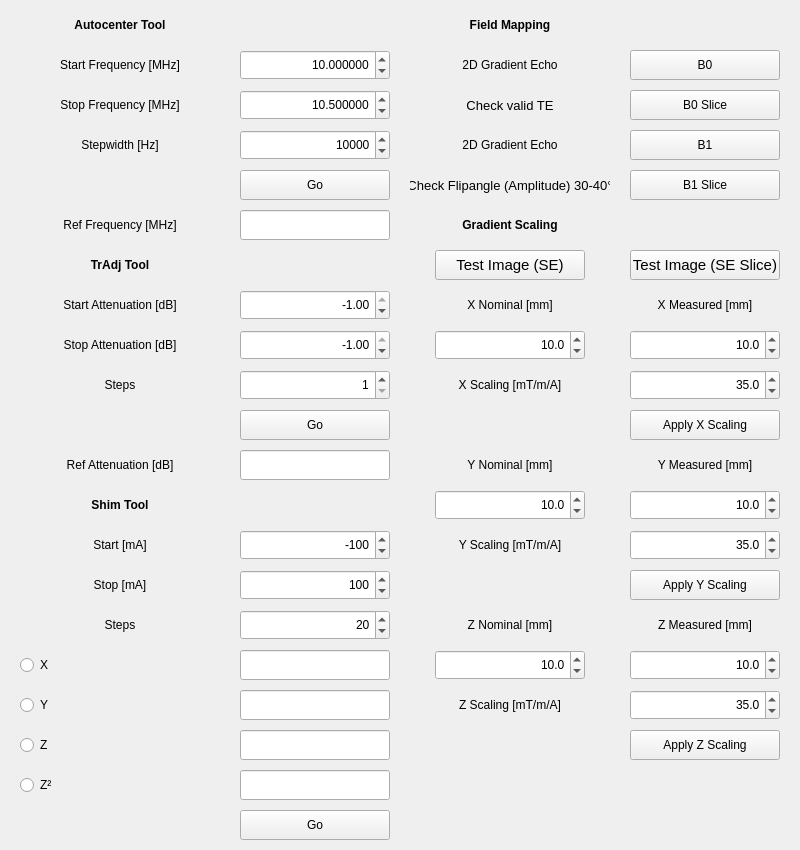
Above: Applications/relax2/ui/tools.ui from OpenMRI/ocra before the change. Below: the same form after it.
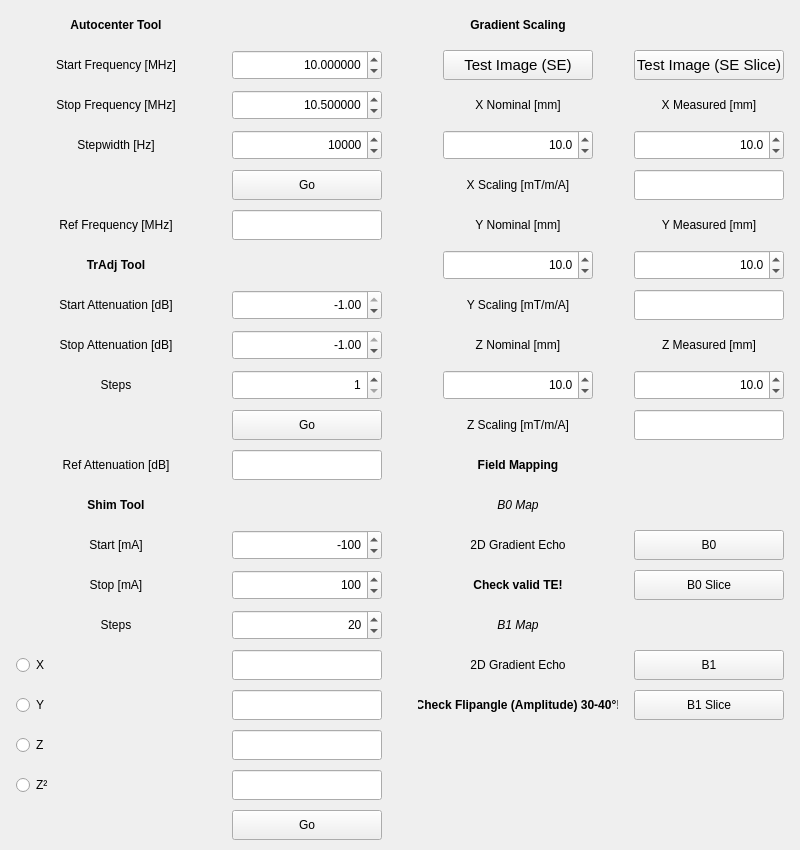
That is the form after the change.

```diff
--- a/Applications/relax2/ui/tools.ui
+++ b/Applications/relax2/ui/tools.ui
@@ -50,8 +50,8 @@
     <property name="spacing">
      <number>5</number>
     </property>
-    <item row="11" column="3">
-     <widget class="QLabel" name="label_20">
+    <item row="1" column="4">
+     <widget class="QPushButton" name="Field_Map_Gradient_Slice_pushButton">
       <property name="minimumSize">
        <size>
         <width>150</width>
@@ -64,38 +64,21 @@
         <height>30</height>
        </size>
       </property>
-      <property name="text">
-       <string>Y Measured [mm]</string>
+      <property name="font">
+       <font>
+        <pointsize>11</pointsize>
+       </font>
       </property>
-      <property name="alignment">
-       <set>Qt::AlignCenter</set>
-      </property>
-     </widget>
-    </item>
-    <item row="18" column="3">
-     <widget class="QPushButton" name="Apply_ZScaling_pushButton">
-      <property name="minimumSize">
-       <size>
-        <width>150</width>
-        <height>30</height>
-       </size>
-      </property>
-      <property name="maximumSize">
-       <size>
-        <width>150</width>
-        <height>30</height>
-       </size>
-      </property>
       <property name="text">
-       <string>Apply Z Scaling</string>
+       <string>Test Image (SE Slice)</string>
       </property>
       <property name="autoDefault">
        <bool>false</bool>
       </property>
      </widget>
     </item>
-    <item row="13" column="2">
-     <widget class="QLabel" name="label_24">
+    <item row="8" column="0">
+     <widget class="QLabel" name="label_2">
       <property name="minimumSize">
        <size>
         <width>200</width>
@@ -109,29 +92,7 @@
        </size>
       </property>
       <property name="text">
-       <string>Y Scaling [mT/m/A]</string>
-      </property>
-      <property name="alignment">
-       <set>Qt::AlignCenter</set>
-      </property>
-     </widget>
-    </item>
-    <item row="11" column="2">
-     <widget class="QLabel" name="label_19">
-      <property name="minimumSize">
-       <size>
-        <width>200</width>
-        <height>30</height>
-       </size>
-      </property>
-      <property name="maximumSize">
-       <size>
-        <width>200</width>
-        <height>30</height>
-       </size>
-      </property>
-      <property name="text">
-       <string>Y Nominal [mm]</string>
+       <string>Stop Attenuation [dB]</string>
       </property>
       <property name="alignment">
        <set>Qt::AlignCenter</set>
@@ -288,28 +249,6 @@
       </property>
      </widget>
     </item>
-    <item row="8" column="0">
-     <widget class="QLabel" name="label_2">
-      <property name="minimumSize">
-       <size>
-        <width>200</width>
-        <height>30</height>
-       </size>
-      </property>
-      <property name="maximumSize">
-       <size>
-        <width>200</width>
-        <height>30</height>
-       </size>
-      </property>
-      <property name="text">
-       <string>Stop Attenuation [dB]</string>
-      </property>
-      <property name="alignment">
-       <set>Qt::AlignCenter</set>
-      </property>
-     </widget>
-    </item>
     <item row="8" column="1">
      <widget class="QDoubleSpinBox" name="FA_Stop_Attenuation_doubleSpinBox">
       <property name="minimumSize">
@@ -781,6 +720,9 @@
       <property name="alignment">
        <set>Qt::AlignRight|Qt::AlignTrailing|Qt::AlignVCenter</set>
       </property>
+      <property name="readOnly">
+       <bool>true</bool>
+      </property>
      </widget>
     </item>
     <item row="14" column="1">
@@ -956,6 +898,9 @@
       <property name="alignment">
        <set>Qt::AlignRight|Qt::AlignTrailing|Qt::AlignVCenter</set>
       </property>
+      <property name="readOnly">
+       <bool>true</bool>
+      </property>
      </widget>
     </item>
     <item row="18" column="1">
@@ -975,6 +920,9 @@
       <property name="alignment">
        <set>Qt::AlignRight|Qt::AlignTrailing|Qt::AlignVCenter</set>
       </property>
+      <property name="readOnly">
+       <bool>true</bool>
+      </property>
      </widget>
     </item>
     <item row="19" column="1">
@@ -994,10 +942,29 @@
       <property name="alignment">
        <set>Qt::AlignRight|Qt::AlignTrailing|Qt::AlignVCenter</set>
       </property>
+      <property name="readOnly">
+       <bool>true</bool>
+      </property>
      </widget>
     </item>
-    <item row="0" column="2">
-     <widget class="QLabel" name="label_15">
+    <item row="1" column="2">
+     <spacer name="horizontalSpacer">
+      <property name="orientation">
+       <enum>Qt::Horizontal</enum>
+      </property>
+      <property name="sizeType">
+       <enum>QSizePolicy::Fixed</enum>
+      </property>
+      <property name="sizeHint" stdset="0">
+       <size>
+        <width>20</width>
+        <height>20</height>
+       </size>
+      </property>
+     </spacer>
+    </item>
+    <item row="0" column="3">
+     <widget class="QLabel" name="label_16">
       <property name="minimumSize">
        <size>
         <width>200</width>
@@ -1017,15 +984,20 @@
        </font>
       </property>
       <property name="text">
-       <string>Field Mapping</string>
+       <string>Gradient Scaling</string>
       </property>
       <property name="alignment">
        <set>Qt::AlignCenter</set>
       </property>
      </widget>
     </item>
-    <item row="16" column="3">
-     <widget class="QDoubleSpinBox" name="GradientScaling_ZMeasured_doubleSpinBox">
+    <item row="1" column="3">
+     <layout class="QHBoxLayout" name="horizontalLayout_3">
+      <property name="spacing">
+       <number>0</number>
+      </property>
+      <item>
+       <widget class="QPushButton" name="Field_Map_Gradient_pushButton">
       <property name="minimumSize">
        <size>
         <width>150</width>
@@ -1038,46 +1010,44 @@
         <height>30</height>
        </size>
       </property>
-      <property name="alignment">
-       <set>Qt::AlignRight|Qt::AlignTrailing|Qt::AlignVCenter</set>
-      </property>
-      <property name="decimals">
-       <number>1</number>
-      </property>
-      <property name="maximum">
-       <double>1000.000000000000000</double>
-      </property>
-      <property name="singleStep">
-       <double>0.100000000000000</double>
-      </property>
-      <property name="value">
-       <double>10.000000000000000</double>
-      </property>
-     </widget>
-    </item>
-    <item row="15" column="3">
-     <widget class="QLabel" name="label_22">
+        <property name="font">
+         <font>
+          <pointsize>11</pointsize>
+         </font>
+        </property>
+        <property name="text">
+         <string>Test Image (SE)</string>
+        </property>
+        <property name="autoDefault">
+         <bool>false</bool>
+        </property>
+       </widget>
+      </item>
+     </layout>
+    </item>
+    <item row="2" column="3">
+     <widget class="QLabel" name="label_17">
       <property name="minimumSize">
        <size>
-        <width>150</width>
+        <width>200</width>
         <height>30</height>
        </size>
       </property>
       <property name="maximumSize">
        <size>
-        <width>150</width>
+        <width>200</width>
         <height>30</height>
        </size>
       </property>
       <property name="text">
-       <string>Z Measured [mm]</string>
+       <string>X Nominal [mm]</string>
       </property>
       <property name="alignment">
        <set>Qt::AlignCenter</set>
       </property>
      </widget>
     </item>
-    <item row="7" column="3">
+    <item row="2" column="4">
      <widget class="QLabel" name="label_18">
       <property name="minimumSize">
        <size>
@@ -1099,178 +1069,7 @@
       </property>
      </widget>
     </item>
-    <item row="12" column="2">
-     <layout class="QHBoxLayout" name="horizontalLayout_6">
-      <property name="spacing">
-       <number>0</number>
-      </property>
-      <item>
-       <widget class="QDoubleSpinBox" name="GradientScaling_YNominal_doubleSpinBox">
-        <property name="minimumSize">
-         <size>
-          <width>150</width>
-          <height>30</height>
-         </size>
-        </property>
-        <property name="maximumSize">
-         <size>
-          <width>150</width>
-          <height>30</height>
-         </size>
-        </property>
-        <property name="alignment">
-         <set>Qt::AlignRight|Qt::AlignTrailing|Qt::AlignVCenter</set>
-        </property>
-        <property name="decimals">
-         <number>1</number>
-        </property>
-        <property name="maximum">
-         <double>1000.000000000000000</double>
-        </property>
-        <property name="singleStep">
-         <double>0.100000000000000</double>
-        </property>
-        <property name="value">
-         <double>10.000000000000000</double>
-        </property>
-       </widget>
-      </item>
-     </layout>
-    </item>
-    <item row="17" column="2">
-     <widget class="QLabel" name="label_25">
-      <property name="minimumSize">
-       <size>
-        <width>200</width>
-        <height>30</height>
-       </size>
-      </property>
-      <property name="maximumSize">
-       <size>
-        <width>200</width>
-        <height>30</height>
-       </size>
-      </property>
-      <property name="text">
-       <string>Z Scaling [mT/m/A]</string>
-      </property>
-      <property name="alignment">
-       <set>Qt::AlignCenter</set>
-      </property>
-     </widget>
-    </item>
-    <item row="12" column="3">
-     <widget class="QDoubleSpinBox" name="GradientScaling_YMeasured_doubleSpinBox">
-      <property name="minimumSize">
-       <size>
-        <width>150</width>
-        <height>30</height>
-       </size>
-      </property>
-      <property name="maximumSize">
-       <size>
-        <width>150</width>
-        <height>30</height>
-       </size>
-      </property>
-      <property name="alignment">
-       <set>Qt::AlignRight|Qt::AlignTrailing|Qt::AlignVCenter</set>
-      </property>
-      <property name="decimals">
-       <number>1</number>
-      </property>
-      <property name="maximum">
-       <double>1000.000000000000000</double>
-      </property>
-      <property name="singleStep">
-       <double>0.100000000000000</double>
-      </property>
-      <property name="value">
-       <double>10.000000000000000</double>
-      </property>
-     </widget>
-    </item>
-    <item row="9" column="3">
-     <widget class="QDoubleSpinBox" name="Gradient_XScaling_doubleSpinBox">
-      <property name="minimumSize">
-       <size>
-        <width>150</width>
-        <height>30</height>
-       </size>
-      </property>
-      <property name="maximumSize">
-       <size>
-        <width>150</width>
-        <height>30</height>
-       </size>
-      </property>
-      <property name="alignment">
-       <set>Qt::AlignRight|Qt::AlignTrailing|Qt::AlignVCenter</set>
-      </property>
-      <property name="decimals">
-       <number>1</number>
-      </property>
-      <property name="maximum">
-       <double>300.000000000000000</double>
-      </property>
-      <property name="singleStep">
-       <double>0.100000000000000</double>
-      </property>
-      <property name="value">
-       <double>35.000000000000000</double>
-      </property>
-     </widget>
-    </item>
-    <item row="6" column="3">
-     <widget class="QPushButton" name="Field_Map_Gradient_Slice_pushButton">
-      <property name="minimumSize">
-       <size>
-        <width>150</width>
-        <height>30</height>
-       </size>
-      </property>
-      <property name="maximumSize">
-       <size>
-        <width>150</width>
-        <height>30</height>
-       </size>
-      </property>
-      <property name="font">
-       <font>
-        <pointsize>11</pointsize>
-       </font>
-      </property>
-      <property name="text">
-       <string>Test Image (SE Slice)</string>
-      </property>
-      <property name="autoDefault">
-       <bool>false</bool>
-      </property>
-     </widget>
-    </item>
-    <item row="10" column="3">
-     <widget class="QPushButton" name="Apply_XScaling_pushButton">
-      <property name="minimumSize">
-       <size>
-        <width>150</width>
-        <height>30</height>
-       </size>
-      </property>
-      <property name="maximumSize">
-       <size>
-        <width>150</width>
-        <height>30</height>
-       </size>
-      </property>
-      <property name="text">
-       <string>Apply X Scaling</string>
-      </property>
-      <property name="autoDefault">
-       <bool>false</bool>
-      </property>
-     </widget>
-    </item>
-    <item row="8" column="2">
+    <item row="3" column="3">
      <layout class="QHBoxLayout" name="horizontalLayout_4">
       <property name="spacing">
        <number>0</number>
@@ -1308,7 +1107,7 @@
       </item>
      </layout>
     </item>
-    <item row="8" column="3">
+    <item row="3" column="4">
      <widget class="QDoubleSpinBox" name="GradientScaling_XMeasured_doubleSpinBox">
       <property name="minimumSize">
        <size>
@@ -1339,8 +1138,8 @@
       </property>
      </widget>
     </item>
-    <item row="17" column="3">
-     <widget class="QDoubleSpinBox" name="Gradient_ZScaling_doubleSpinBox">
+    <item row="4" column="4">
+     <widget class="QLineEdit" name="Gradient_XScaling_lineEdit">
       <property name="minimumSize">
        <size>
         <width>150</width>
@@ -1356,43 +1155,12 @@
       <property name="alignment">
        <set>Qt::AlignRight|Qt::AlignTrailing|Qt::AlignVCenter</set>
       </property>
-      <property name="decimals">
-       <number>1</number>
+      <property name="readOnly">
+       <bool>true</bool>
       </property>
-      <property name="maximum">
-       <double>300.000000000000000</double>
-      </property>
-      <property name="singleStep">
-       <double>0.100000000000000</double>
-      </property>
-      <property name="value">
-       <double>35.000000000000000</double>
-      </property>
      </widget>
     </item>
-    <item row="15" column="2">
-     <widget class="QLabel" name="label_21">
-      <property name="minimumSize">
-       <size>
-        <width>200</width>
-        <height>30</height>
-       </size>
-      </property>
-      <property name="maximumSize">
-       <size>
-        <width>150</width>
-        <height>30</height>
-       </size>
-      </property>
-      <property name="text">
-       <string>Z Nominal [mm]</string>
-      </property>
-      <property name="alignment">
-       <set>Qt::AlignCenter</set>
-      </property>
-     </widget>
-    </item>
-    <item row="9" column="2">
+    <item row="4" column="3">
      <widget class="QLabel" name="label_23">
       <property name="minimumSize">
        <size>
@@ -1414,10 +1182,32 @@
       </property>
      </widget>
     </item>
-    <item row="14" column="3">
-     <widget class="QPushButton" name="Apply_YScaling_pushButton">
+    <item row="5" column="3">
+     <widget class="QLabel" name="label_19">
       <property name="minimumSize">
        <size>
+        <width>200</width>
+        <height>30</height>
+       </size>
+      </property>
+      <property name="maximumSize">
+       <size>
+        <width>200</width>
+        <height>30</height>
+       </size>
+      </property>
+      <property name="text">
+       <string>Y Nominal [mm]</string>
+      </property>
+      <property name="alignment">
+       <set>Qt::AlignCenter</set>
+      </property>
+     </widget>
+    </item>
+    <item row="5" column="4">
+     <widget class="QLabel" name="label_20">
+      <property name="minimumSize">
+       <size>
         <width>150</width>
         <height>30</height>
        </size>
@@ -1429,17 +1219,108 @@
        </size>
       </property>
       <property name="text">
-       <string>Apply Y Scaling</string>
+       <string>Y Measured [mm]</string>
       </property>
-      <property name="autoDefault">
-       <bool>false</bool>
+      <property name="alignment">
+       <set>Qt::AlignCenter</set>
       </property>
      </widget>
     </item>
-    <item row="7" column="2">
-     <widget class="QLabel" name="label_17">
+    <item row="6" column="3">
+     <layout class="QHBoxLayout" name="horizontalLayout_6">
+      <property name="spacing">
+       <number>0</number>
+      </property>
+      <item>
+       <widget class="QDoubleSpinBox" name="GradientScaling_YNominal_doubleSpinBox">
       <property name="minimumSize">
        <size>
+          <width>150</width>
+          <height>30</height>
+         </size>
+        </property>
+        <property name="maximumSize">
+         <size>
+          <width>150</width>
+          <height>30</height>
+         </size>
+        </property>
+        <property name="alignment">
+         <set>Qt::AlignRight|Qt::AlignTrailing|Qt::AlignVCenter</set>
+        </property>
+        <property name="decimals">
+         <number>1</number>
+        </property>
+        <property name="maximum">
+         <double>1000.000000000000000</double>
+        </property>
+        <property name="singleStep">
+         <double>0.100000000000000</double>
+        </property>
+        <property name="value">
+         <double>10.000000000000000</double>
+        </property>
+       </widget>
+      </item>
+     </layout>
+    </item>
+    <item row="6" column="4">
+     <widget class="QDoubleSpinBox" name="GradientScaling_YMeasured_doubleSpinBox">
+      <property name="minimumSize">
+       <size>
+        <width>150</width>
+        <height>30</height>
+       </size>
+      </property>
+      <property name="maximumSize">
+       <size>
+        <width>150</width>
+        <height>30</height>
+       </size>
+      </property>
+      <property name="alignment">
+       <set>Qt::AlignRight|Qt::AlignTrailing|Qt::AlignVCenter</set>
+      </property>
+      <property name="decimals">
+       <number>1</number>
+      </property>
+      <property name="maximum">
+       <double>1000.000000000000000</double>
+      </property>
+      <property name="singleStep">
+       <double>0.100000000000000</double>
+      </property>
+      <property name="value">
+       <double>10.000000000000000</double>
+      </property>
+     </widget>
+    </item>
+    <item row="7" column="4">
+     <widget class="QLineEdit" name="Gradient_YScaling_lineEdit">
+      <property name="minimumSize">
+       <size>
+        <width>150</width>
+        <height>30</height>
+       </size>
+      </property>
+      <property name="maximumSize">
+       <size>
+        <width>150</width>
+        <height>30</height>
+       </size>
+      </property>
+      <property name="alignment">
+       <set>Qt::AlignRight|Qt::AlignTrailing|Qt::AlignVCenter</set>
+      </property>
+      <property name="readOnly">
+       <bool>true</bool>
+      </property>
+     </widget>
+    </item>
+    <item row="7" column="3">
+     <widget class="QLabel" name="label_24">
+      <property name="minimumSize">
+       <size>
         <width>200</width>
         <height>30</height>
        </size>
@@ -1451,14 +1332,58 @@
        </size>
       </property>
       <property name="text">
-       <string>X Nominal [mm]</string>
+       <string>Y Scaling [mT/m/A]</string>
       </property>
       <property name="alignment">
        <set>Qt::AlignCenter</set>
       </property>
      </widget>
     </item>
-    <item row="16" column="2">
+    <item row="8" column="3">
+     <widget class="QLabel" name="label_21">
+      <property name="minimumSize">
+       <size>
+        <width>200</width>
+        <height>30</height>
+       </size>
+      </property>
+      <property name="maximumSize">
+       <size>
+        <width>150</width>
+        <height>30</height>
+       </size>
+      </property>
+      <property name="text">
+       <string>Z Nominal [mm]</string>
+      </property>
+      <property name="alignment">
+       <set>Qt::AlignCenter</set>
+      </property>
+     </widget>
+    </item>
+    <item row="8" column="4">
+     <widget class="QLabel" name="label_22">
+      <property name="minimumSize">
+       <size>
+        <width>150</width>
+        <height>30</height>
+       </size>
+      </property>
+      <property name="maximumSize">
+       <size>
+        <width>150</width>
+        <height>30</height>
+       </size>
+      </property>
+      <property name="text">
+       <string>Z Measured [mm]</string>
+      </property>
+      <property name="alignment">
+       <set>Qt::AlignCenter</set>
+      </property>
+     </widget>
+    </item>
+    <item row="9" column="3">
      <layout class="QHBoxLayout" name="horizontalLayout_8">
       <property name="spacing">
        <number>0</number>
@@ -1496,8 +1421,8 @@
       </item>
      </layout>
     </item>
-    <item row="13" column="3">
-     <widget class="QDoubleSpinBox" name="Gradient_YScaling_doubleSpinBox">
+    <item row="9" column="4">
+     <widget class="QDoubleSpinBox" name="GradientScaling_ZMeasured_doubleSpinBox">
       <property name="minimumSize">
        <size>
         <width>150</width>
@@ -1517,23 +1442,18 @@
        <number>1</number>
       </property>
       <property name="maximum">
-       <double>300.000000000000000</double>
+       <double>1000.000000000000000</double>
       </property>
       <property name="singleStep">
        <double>0.100000000000000</double>
       </property>
       <property name="value">
-       <double>35.000000000000000</double>
+       <double>10.000000000000000</double>
       </property>
      </widget>
     </item>
-    <item row="6" column="2">
-     <layout class="QHBoxLayout" name="horizontalLayout_3">
-      <property name="spacing">
-       <number>0</number>
-      </property>
-      <item>
-       <widget class="QPushButton" name="Field_Map_Gradient_pushButton">
+    <item row="10" column="4">
+     <widget class="QLineEdit" name="Gradient_ZScaling_lineEdit">
         <property name="minimumSize">
          <size>
           <width>150</width>
@@ -1546,23 +1466,38 @@
           <height>30</height>
          </size>
         </property>
-        <property name="font">
-         <font>
-          <pointsize>11</pointsize>
-         </font>
-        </property>
+      <property name="alignment">
+       <set>Qt::AlignRight|Qt::AlignTrailing|Qt::AlignVCenter</set>
+      </property>
+      <property name="readOnly">
+       <bool>true</bool>
+      </property>
+     </widget>
+    </item>
+    <item row="10" column="3">
+     <widget class="QLabel" name="label_25">
+      <property name="minimumSize">
+       <size>
+        <width>200</width>
+        <height>30</height>
+       </size>
+      </property>
+      <property name="maximumSize">
+       <size>
+        <width>200</width>
+        <height>30</height>
+       </size>
+      </property>
         <property name="text">
-         <string>Test Image (SE)</string>
-        </property>
-        <property name="autoDefault">
-         <bool>false</bool>
+       <string>Z Scaling [mT/m/A]</string>
+      </property>
+      <property name="alignment">
+       <set>Qt::AlignCenter</set>
         </property>
        </widget>
       </item>
-     </layout>
-    </item>
-    <item row="5" column="2">
-     <widget class="QLabel" name="label_16">
+    <item row="11" column="3">
+     <widget class="QLabel" name="label_15">
       <property name="minimumSize">
        <size>
         <width>200</width>
@@ -1582,36 +1517,43 @@
        </font>
       </property>
       <property name="text">
-       <string>Gradient Scaling</string>
+       <string>Field Mapping</string>
       </property>
       <property name="alignment">
        <set>Qt::AlignCenter</set>
       </property>
      </widget>
     </item>
-    <item row="4" column="3">
-     <widget class="QPushButton" name="Field_Map_B1_Slice_pushButton">
+    <item row="14" column="3">
+     <widget class="QLabel" name="label_27">
       <property name="minimumSize">
        <size>
-        <width>150</width>
+        <width>200</width>
         <height>30</height>
        </size>
       </property>
       <property name="maximumSize">
        <size>
-        <width>150</width>
+        <width>200</width>
         <height>30</height>
        </size>
       </property>
+      <property name="font">
+       <font>
+        <pointsize>9</pointsize>
+        <weight>75</weight>
+        <bold>true</bold>
+       </font>
+      </property>
       <property name="text">
-       <string>B1 Slice</string>
+       <string>Check valid TE!</string>
       </property>
-      <property name="autoDefault">
-       <bool>false</bool>
+      <property name="alignment">
+       <set>Qt::AlignCenter</set>
       </property>
      </widget>
     </item>
-    <item row="2" column="3">
+    <item row="14" column="4">
      <widget class="QPushButton" name="Field_Map_B0_Slice_pushButton">
       <property name="minimumSize">
        <size>
@@ -1633,7 +1575,7 @@
       </property>
      </widget>
     </item>
-    <item row="1" column="3">
+    <item row="13" column="4">
      <widget class="QPushButton" name="Field_Map_B0_pushButton">
       <property name="minimumSize">
        <size>
@@ -1655,7 +1597,7 @@
       </property>
      </widget>
     </item>
-    <item row="1" column="2">
+    <item row="13" column="3">
      <widget class="QLabel" name="label_26">
       <property name="minimumSize">
        <size>
@@ -1677,8 +1619,8 @@
       </property>
      </widget>
     </item>
-    <item row="2" column="2">
-     <widget class="QLabel" name="label_27">
+    <item row="12" column="3">
+     <widget class="QLabel" name="label_30">
       <property name="minimumSize">
        <size>
         <width>200</width>
@@ -1693,40 +1635,45 @@
       </property>
       <property name="font">
        <font>
-        <pointsize>10</pointsize>
+        <italic>true</italic>
        </font>
       </property>
       <property name="text">
-       <string>Check valid TE</string>
+       <string>B0 Map</string>
       </property>
       <property name="alignment">
        <set>Qt::AlignCenter</set>
       </property>
      </widget>
     </item>
-    <item row="3" column="3">
-     <widget class="QPushButton" name="Field_Map_B1_pushButton">
+    <item row="15" column="3">
+     <widget class="QLabel" name="label_31">
       <property name="minimumSize">
        <size>
-        <width>150</width>
+        <width>200</width>
         <height>30</height>
        </size>
       </property>
       <property name="maximumSize">
        <size>
-        <width>150</width>
+        <width>200</width>
         <height>30</height>
        </size>
       </property>
+      <property name="font">
+       <font>
+        <italic>true</italic>
+       </font>
+      </property>
       <property name="text">
-       <string>B1</string>
+       <string>B1 Map</string>
       </property>
-      <property name="autoDefault">
-       <bool>false</bool>
+      <property name="alignment">
+       <set>Qt::AlignCenter</set>
       </property>
      </widget>
     </item>
-    <item row="3" column="2">
+    <item row="16" column="3">
      <widget class="QLabel" name="label_28">
       <property name="minimumSize">
        <size>
@@ -1748,7 +1695,7 @@
       </property>
      </widget>
     </item>
-    <item row="4" column="2">
+    <item row="17" column="3">
      <widget class="QLabel" name="label_29">
       <property name="minimumSize">
        <size>
@@ -1764,17 +1711,63 @@
       </property>
       <property name="font">
        <font>
-        <pointsize>10</pointsize>
+        <pointsize>9</pointsize>
+        <weight>75</weight>
+        <bold>true</bold>
        </font>
       </property>
       <property name="text">
-       <string>Check Flipangle (Amplitude) 30-40°</string>
+       <string>Check Flipangle (Amplitude) 30-40°!</string>
       </property>
       <property name="alignment">
        <set>Qt::AlignCenter</set>
       </property>
      </widget>
     </item>
+    <item row="16" column="4">
+     <widget class="QPushButton" name="Field_Map_B1_pushButton">
+      <property name="minimumSize">
+       <size>
+        <width>150</width>
+        <height>30</height>
+       </size>
+      </property>
+      <property name="maximumSize">
+       <size>
+        <width>150</width>
+        <height>30</height>
+       </size>
+      </property>
+      <property name="text">
+       <string>B1</string>
+      </property>
+      <property name="autoDefault">
+       <bool>false</bool>
+      </property>
+     </widget>
+    </item>
+    <item row="17" column="4">
+     <widget class="QPushButton" name="Field_Map_B1_Slice_pushButton">
+      <property name="minimumSize">
+       <size>
+        <width>150</width>
+        <height>30</height>
+       </size>
+      </property>
+      <property name="maximumSize">
+       <size>
+        <width>150</width>
+        <height>30</height>
+       </size>
+      </property>
+      <property name="text">
+       <string>B1 Slice</string>
+      </property>
+      <property name="autoDefault">
+       <bool>false</bool>
+      </property>
+     </widget>
+    </item>
    </layout>
   </widget>
  </widget>
```
Lines whose indentation alone changed are shown as unchanged.
